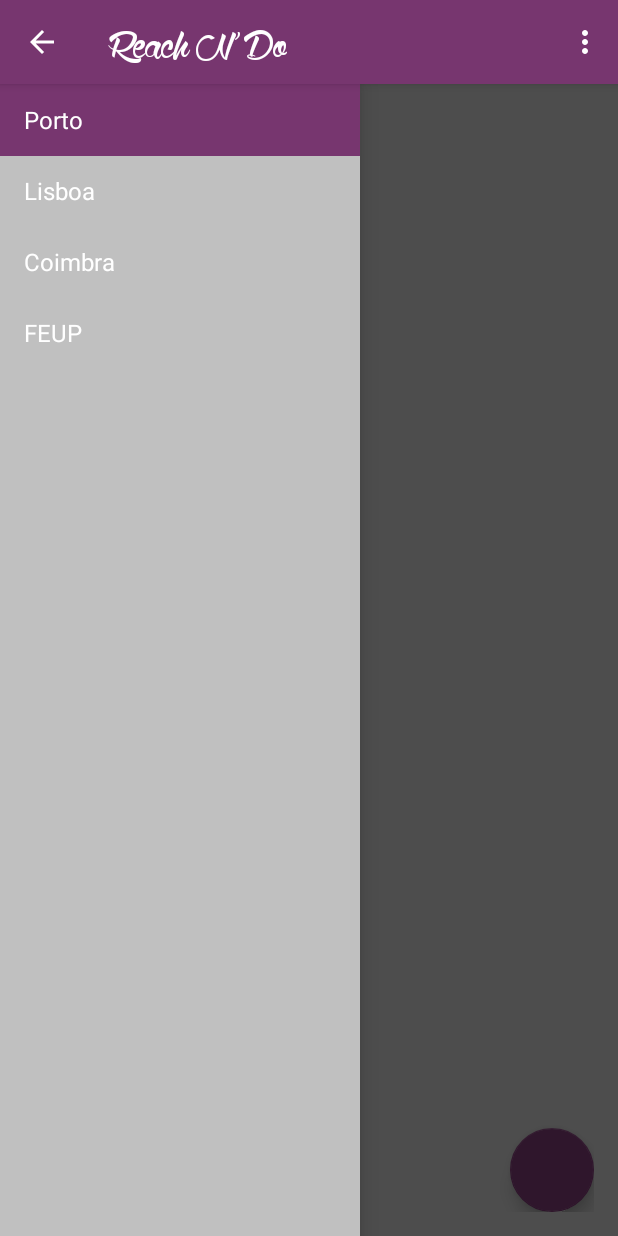
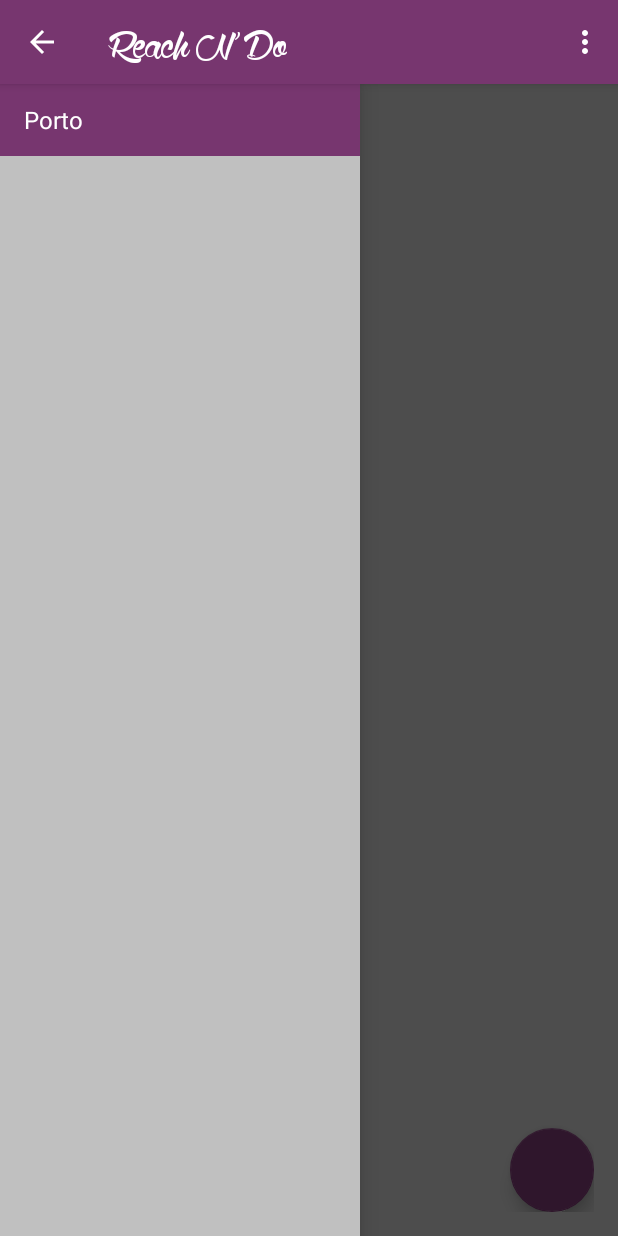
Before and after one commit to antoniopedrofraga/reachndo, an Android app: the screen it shows after launch (MainMenu), on a phone screen of 412 x 824 dp. Run offline under Robolectric (Android 15) with nearby library versions, the phone set to English and light mode, and no system bars; libraries missing offline, so code that uses them is left out: com.afollestad.materialdialogs, com.balysv.materialmenu, com.faizmalkani.floatingactionbutton; plain views replace FloatingActionButton; 6 statements that could not run were skipped.

Commit message:
Save and Load corrected

```diff
--- a/ReachNDo/app/src/main/java/com/reachndo/MainMenu.java
+++ b/ReachNDo/app/src/main/java/com/reachndo/MainMenu.java
@@ -57,11 +57,6 @@ import java.util.ArrayList;
 public class MainMenu extends AppCompatActivity
         implements NavigationDrawerFragment.NavigationDrawerCallbacks {
 
-    /**
-     * Fragment managing the behaviors, interactions and presentation of the navigation drawer.
-     */
-
-    private GoogleApiClient mClient;
     private NavigationDrawerFragment mNavigationDrawerFragment;
 
     private CharSequence mTitle;
@@ -84,6 +79,14 @@ public class MainMenu extends AppCompatActivity
             Window window = getWindow();
             window.addFlags(WindowManager.LayoutParams.FLAG_DRAWS_SYSTEM_BAR_BACKGROUNDS);
             window.setStatusBarColor(getResources().getColor(R.color.DarkMaterialPurple));
+        }
+
+        try {
+            SaveAndLoad.loadInfo(this);
+        } catch (IOException e) {
+            e.printStackTrace();
+        } catch (ClassNotFoundException e) {
+            e.printStackTrace();
         }
 
         materialMenu = new MaterialMenuIconCompat(this, Color.WHITE, MaterialMenuDrawable.Stroke.THIN);
@@ -286,6 +289,9 @@ public class MainMenu extends AppCompatActivity
                                 .show();
                         return;
                     }
+
+                    Log.d("Debug Location - add", Singleton.getLocations().size() + "");
+
                     ArrayList<Location> temp = Singleton.getLocations();
                     Location newLocation = new Location(selectedLocation.getLatLng().longitude,
                             selectedLocation.getLatLng().latitude,
@@ -299,7 +305,7 @@ public class MainMenu extends AppCompatActivity
                         e.printStackTrace();
                     }
 
-                    Log.d("Debug", Singleton.getLocations().size() + "");
+                    Log.d("Debug Location added", Singleton.getLocations().size() + "");
 
                     locationPicker.dismiss();
                 }
--- a/ReachNDo/app/src/main/java/com/reachndo/NavigationDrawerFragment.java
+++ b/ReachNDo/app/src/main/java/com/reachndo/NavigationDrawerFragment.java
@@ -15,6 +15,7 @@ import android.preference.PreferenceManager;
 import android.text.SpannableStringBuilder;
 import android.text.Spanned;
 import android.text.style.RelativeSizeSpan;
+import android.util.Log;
 import android.view.LayoutInflater;
 import android.view.Menu;
 import android.view.MenuInflater;
@@ -107,19 +108,12 @@ public class NavigationDrawerFragment extends Fragment {
             }
         });
 
-        ////
-        ArrayList<Location> temp = new ArrayList<>();
-        temp.add(new Location(1,2,"Porto", 10));
-        temp.add(new Location(1,2,"Lisboa", 10));
-        temp.add(new Location(1,2,"Coimbra", 10));
-        temp.add(new Location(1,2,"FEUP", 10));
-        Singleton.setLocations(temp);
-        ArrayList<Location> l = Singleton.getLocations(); //temporario
+        ArrayList<Location> l = Singleton.getLocations();
         ArrayList<String> s = new ArrayList<>();
+
         for(int i=0; i < l.size(); i++){
             s.add(l.get(i).getName());
         }
-        ////
 
         mDrawerListView.setAdapter(new ArrayAdapter<String>(
                 getActionBar().getThemedContext(),
@@ -174,9 +168,23 @@ public class NavigationDrawerFragment extends Fragment {
             @Override
             public void onDrawerOpened(View drawerView) {
                 super.onDrawerOpened(drawerView);
+
                 if (!isAdded()) {
                     return;
                 }
+
+                ArrayList<Location> l = Singleton.getLocations();
+                ArrayList<String> s = new ArrayList<>();
+
+                for(int i=0; i < l.size(); i++){
+                    s.add(l.get(i).getName());
+                }
+
+                mDrawerListView.setAdapter(new ArrayAdapter<String>(
+                        getActionBar().getThemedContext(),
+                        android.R.layout.simple_list_item_activated_1,
+                        android.R.id.text1,
+                        s));
 
                 if (!mUserLearnedDrawer) {
                     // The user manually opened the drawer; store this flag to prevent auto-showing
--- a/ReachNDo/app/src/main/java/com/service/AlarmEvent.java
+++ b/ReachNDo/app/src/main/java/com/service/AlarmEvent.java
@@ -16,10 +16,12 @@ import android.util.Log;
 
 import com.reachndo.R;
 
+import java.io.Serializable;
+
 /**
  * Created by Joao Nogueira on 09/09/2015.
  */
-public class AlarmEvent extends Event {
+public class AlarmEvent extends Event implements Serializable {
 
     public AlarmEvent(Context cont) throws InterruptedException {
         super(EventType.ALARM);
--- a/ReachNDo/app/src/main/java/com/service/DialogAlarm.java
+++ b/ReachNDo/app/src/main/java/com/service/DialogAlarm.java
@@ -8,11 +8,13 @@ import android.net.Uri;
 import android.os.Bundle;
 import android.support.v7.app.AlertDialog;
 
+import java.io.Serializable;
+
 /**
  * Created by Joao Nogueira on 09/09/2015.
  */
 
-public class DialogAlarm extends Activity {
+public class DialogAlarm extends Activity implements Serializable {
     @Override
     public void onCreate(Bundle savedInstanceState)
     {
--- a/ReachNDo/app/src/main/java/com/service/Event.java
+++ b/ReachNDo/app/src/main/java/com/service/Event.java
@@ -1,7 +1,9 @@
 package com.service;
 
 
-public class Event {
+import java.io.Serializable;
+
+public class Event implements Serializable {
 
     public String name;
     public String description;
--- a/ReachNDo/app/src/main/java/com/service/EventType.java
+++ b/ReachNDo/app/src/main/java/com/service/EventType.java
@@ -1,6 +1,8 @@
 package com.service;
 
-public enum EventType {
+import java.io.Serializable;
+
+public enum EventType implements Serializable {
     MESSAGE, VOLUME, WIFI, NOTIFICATION, ALARM
 
 }
--- a/ReachNDo/app/src/main/java/com/service/LocationCoords.java
+++ b/ReachNDo/app/src/main/java/com/service/LocationCoords.java
@@ -1,9 +1,11 @@
 package com.service;
+
+import java.io.Serializable;
 
 /**
  * Created by Joao Nogueira on 09/09/2015.
  */
-public class LocationCoords {
+public class LocationCoords implements Serializable {
     LocationCoords(double a, double b)
     {
         longitude = a;
--- a/ReachNDo/app/src/main/java/com/service/LocationService.java
+++ b/ReachNDo/app/src/main/java/com/service/LocationService.java
@@ -42,6 +42,9 @@ public class LocationService extends Service {
         }
 
         lm = (LocationManager) getSystemService(Context.LOCATION_SERVICE);
+
+        Log.d("Service Debug", "Checkpoint on creation");
+
         ll = new MyLocationListener(this);
         if (ContextCompat.checkSelfPermission(this, Manifest.permission.ACCESS_FINE_LOCATION) != PackageManager.PERMISSION_GRANTED && ContextCompat.checkSelfPermission(this, Manifest.permission.ACCESS_COARSE_LOCATION) != PackageManager.PERMISSION_GRANTED) {
             // TODO: Consider calling
--- a/ReachNDo/app/src/main/java/com/service/MessageEvent.java
+++ b/ReachNDo/app/src/main/java/com/service/MessageEvent.java
@@ -2,10 +2,12 @@ package com.service;
 
 import android.telephony.SmsManager;
 
+import java.io.Serializable;
+
 /**
  * Created by Joao Nogueira on 09/09/2015.
  */
-public class MessageEvent extends Event {
+public class MessageEvent extends Event implements Serializable {
 
     private String destinationNumber;
     private String textMessage;
--- a/ReachNDo/app/src/main/java/com/service/NotificationEvent.java
+++ b/ReachNDo/app/src/main/java/com/service/NotificationEvent.java
@@ -11,7 +11,9 @@ import android.util.Log;
 
 import com.reachndo.R;
 
-public class NotificationEvent extends Event {
+import java.io.Serializable;
+
+public class NotificationEvent extends Event implements Serializable {
     public static int id = 1;
 
     String title;
--- a/ReachNDo/app/src/main/java/com/service/SaveAndLoad.java
+++ b/ReachNDo/app/src/main/java/com/service/SaveAndLoad.java
@@ -1,7 +1,9 @@
 package com.service;
 
 import android.content.Context;
+import android.util.Log;
 
+import java.io.File;
 import java.io.FileInputStream;
 import java.io.FileOutputStream;
 import java.io.IOException;
@@ -30,18 +32,32 @@ public class SaveAndLoad {
 
     public static void loadInfo(Context cont) throws IOException, ClassNotFoundException {
         ArrayList<Location> toRet;
-        FileInputStream tempo = cont.openFileInput("saved.dat");
-        if (tempo == null)
+
+        File fileTester = cont.getFileStreamPath("saved.dat");
+        if (fileTester.exists())
         {
+            Log.d("Loading Debug", "Started loading");
 
-        }
-        else
-        {
+            FileInputStream tempo = cont.openFileInput("saved.dat");
+
             ObjectInputStream objectIn = new ObjectInputStream(tempo);
             toRet = (ArrayList<Location>) objectIn.readObject();
             Singleton.setLocations(toRet);
             objectIn.close();
             tempo.close();
+
+            Log.d("Loading Debug", "Finished loading");
+        }
+        else
+        {
+            Log.d("Loading Debug", "Does not exist");
+
+            ArrayList<Location> tempo2 = new ArrayList<Location>();
+            tempo2.add(new Location(1,2,"Porto", 10));
+            Singleton.setLocations(tempo2);
+
+            for (int i = 0; i < Singleton.getLocations().size(); i++)
+                Log.d("Loading Debug", "Name: " + Singleton.getLocations().get(i).getName());
         }
     }
 
```
Also changed, not shown: 12 other files.
